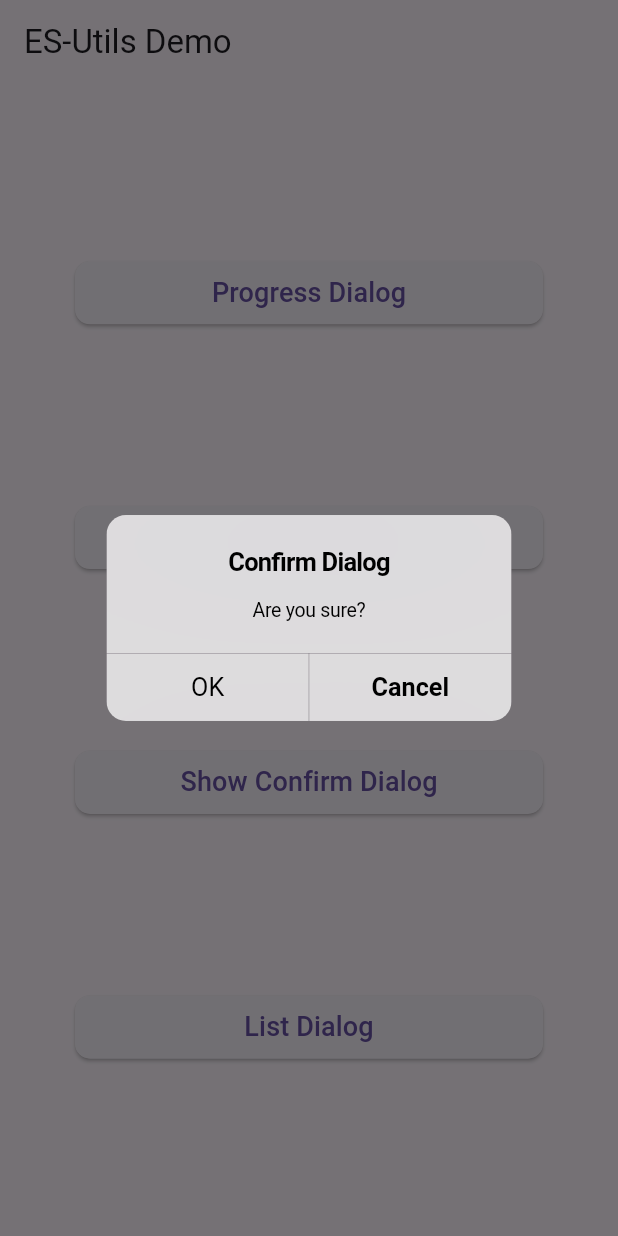
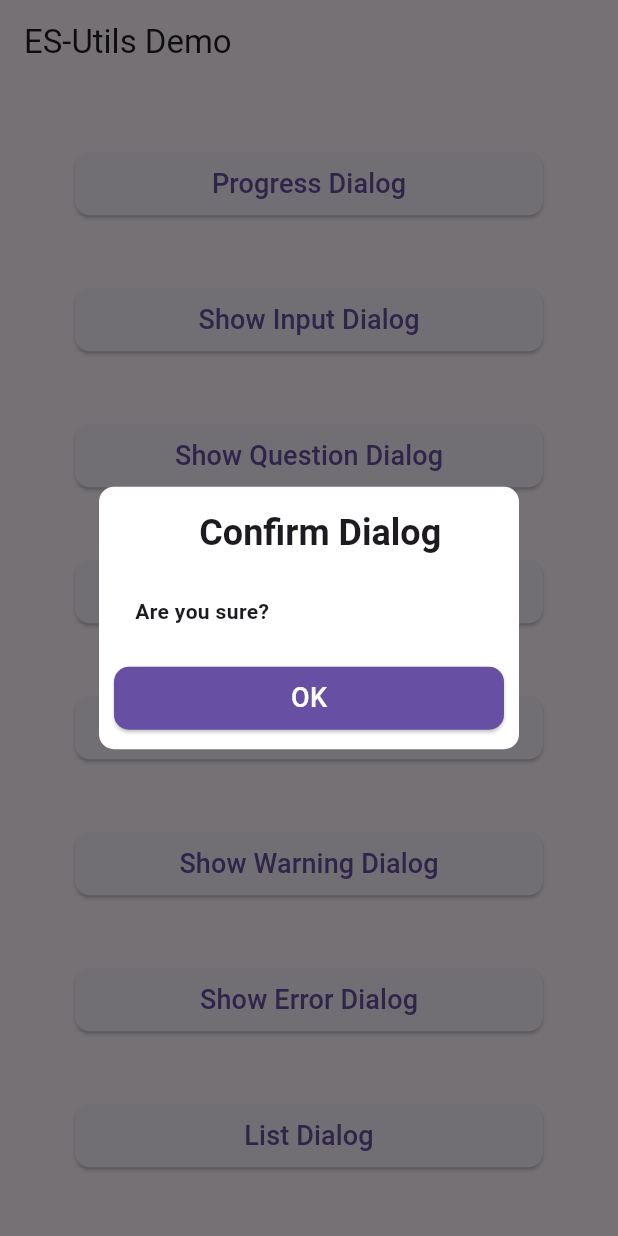
Before and after one commit to ajumalp/flutter_es_utils, a Flutter app: the screen it shows after launch, after a tap on "Show Confirm Dialog", on a phone screen of 412 x 824 dp. Run offline on Flutter 3.47's test engine with Material 3 defaults, Android fonts, the phone set to English and light mode, and no system bars.

Commit message:
UI enhancements

```diff
--- a/example/lib/main.dart
+++ b/example/lib/main.dart
@@ -29,7 +29,7 @@ class MyHomePage extends StatelessWidget {
 
   @override
   Widget build(BuildContext context) {
-    final List<bool> varList = [false, false, true, true, false];
+    final List<bool> varList = [false, false, true, true, false, false];
     return Scaffold(
       appBar: AppBar(
         title: const Text('ES-Utils Demo'),
@@ -74,13 +74,45 @@ class MyHomePage extends StatelessWidget {
                 ),
               ),
               ESButton(
+                'Show Question Dialog',
+                onPressed: () => ESMessage.showQuestionMessage(
+                  context: context,
+                  title: 'Question Dialog',
+                  message: 'Are you sure?',
+                ),
+              ),
+              ESButton(
                 'Show Confirm Dialog',
                 onPressed: () => ESMessage.showConfirmDialog(
                   context: context,
                   title: 'Confirm Dialog',
                   message: 'Are you sure?',
-                  buttonLeft: 'OK',
-                  buttonRight: 'Cancel',
+                  primaryButton: 'OK',
+                  // buttonRight: 'Cancel',
+                ),
+              ),
+              ESButton(
+                'Show Info Dialog',
+                onPressed: () => ESMessage.showInfoMessage(
+                  context,
+                  title: 'Info Dialog',
+                  message: 'Are you sure?',
+                ),
+              ),
+              ESButton(
+                'Show Warning Dialog',
+                onPressed: () => ESMessage.showWarningMessage(
+                  context,
+                  title: 'Warning Dialog',
+                  message: 'Are you sure?',
+                ),
+              ),
+              ESButton(
+                'Show Error Dialog',
+                onPressed: () => ESMessage.showErrorMessage(
+                  context,
+                  title: 'Error Dialog',
+                  message: 'Are you sure?',
                 ),
               ),
               ESButton(
@@ -91,7 +123,7 @@ class MyHomePage extends StatelessWidget {
                   selectedValue: 20,
                   title: 'Row Count',
                   multiSelectValues: varList,
-                  options: const [10, 20, 30, 50, 100],
+                  options: const [10, 20, 30, 50, 100, 120],
                 ),
               ),
             ],
--- a/lib/es_messages.dart
+++ b/lib/es_messages.dart
@@ -80,16 +80,19 @@ class ESMessage {
     required final BuildContext context,
     required final List options,
     final String title = '',
+    final String? subTitle,
     final String prefixText = '',
     final String suffixText = '',
+    final selectedValue,
+    Color? primaryColor,
     final Function(int, dynamic)? onSelection,
-    final selectedValue,
     final List<bool> multiSelectValues = const [],
     final String okBtnText = 'Submit',
     final Function(List<bool>)? onSubmit,
     bool barrierDismissible = true,
     BoxConstraints constraints = const BoxConstraints(maxWidth: 850, maxHeight: 750),
   }) {
+    primaryColor = primaryColor ?? Theme.of(context).primaryColor;
     final bool multiSelect = multiSelectValues.length == options.length;
 
     return showDialog(
@@ -99,10 +102,15 @@ class ESMessage {
         return StatefulBuilder(
           builder: (context, setState) {
             return AlertDialog(
-              contentPadding: const EdgeInsets.all(6.0),
+              contentPadding: const EdgeInsets.all(0),
+              titlePadding: const EdgeInsets.only(top: 15, left: 15, bottom: 0),
+              actionsPadding: const EdgeInsets.only(top: 0, left: 10, right: 10, bottom: 10),
+              shape: RoundedRectangleBorder(borderRadius: BorderRadius.circular(10)),
               title: title == '' ? null : Text(title, style: const TextStyle(fontWeight: FontWeight.bold)),
               content: Container(
                 width: 300,
+                decoration: BoxDecoration(border: Border.all(color: Colors.blueGrey[100] ?? Colors.blueGrey)),
+                margin: multiSelect ? const EdgeInsets.symmetric(vertical: 10) : const EdgeInsets.only(top: 10),
                 constraints: constraints,
                 child: ListView.builder(
                   shrinkWrap: true,
@@ -110,9 +118,11 @@ class ESMessage {
                   itemBuilder: (BuildContext context, int index) {
                     final String soption = '$prefixText ${options[index].toString()} $suffixText'.trim();
                     return ListTile(
+                      tileColor: index % 2 == 0 ? null : primaryColor?.withOpacity(0.05),
                       leading: () {
                         if (multiSelect) {
                           return Checkbox(
+                            activeColor: primaryColor,
                             value: multiSelectValues[index],
                             onChanged: (value) {
                               multiSelectValues[index] = value ?? false;
@@ -132,6 +142,9 @@ class ESMessage {
                       onTap: () {
                         if (onSelection != null) {
                           onSelection(index, options[index]);
+                        } else if (multiSelect) {
+                          multiSelectValues[index] = !multiSelectValues[index];
+                          setState(() {});
                         }
                       },
                     );
@@ -141,12 +154,11 @@ class ESMessage {
               actions: () {
                 if (!multiSelect) return null;
                 return [
-                  TextButton(
-                    onPressed: Navigator.of(context).pop,
-                    child: const Text('CANCEL'),
-                  ),
-                  TextButton(
-                    child: Text(okBtnText),
+                  ESButton('CANCEL', buttonColor: primaryColor, textColor: Colors.white, onPressed: Navigator.of(context).pop, width: 150),
+                  ESButton(
+                    okBtnText,
+                    width: 150,
+                    textColor: primaryColor,
                     onPressed: () {
                       Navigator.of(context).pop();
                       if (onSubmit != null) onSubmit(multiSelectValues);
@@ -267,6 +279,29 @@ class ESMessage {
   }
 
   /// Shwos a dialog with single button. Default title will be 'Error'.
+  static showWarningMessage(
+    BuildContext context, {
+    String title = 'Warning',
+    String? message,
+    bool barrierDismissible = true,
+    Function()? onPressed,
+  }) {
+    return showConfirmDialog(
+      context: context,
+      title: title,
+      message: message,
+      primaryButton: 'OK',
+      iconColor: Colors.amber,
+      primaryButtonColor: Colors.amber,
+      iconData: Icons.warning_amber,
+      barrierDismissible: barrierDismissible,
+      onPressed: (aBtnIndex) {
+        if (onPressed != null) return onPressed();
+      },
+    );
+  }
+
+  /// Shwos a dialog with single button. Default title will be 'Error'.
   static showErrorMessage(
     BuildContext context, {
     String title = 'Error',
@@ -278,7 +313,10 @@ class ESMessage {
       context: context,
       title: title,
       message: message,
-      buttonLeft: 'OK',
+      primaryButton: 'OK',
+      iconColor: Colors.red,
+      primaryButtonColor: Colors.red,
+      iconData: Icons.report_outlined,
       barrierDismissible: barrierDismissible,
       onPressed: (aBtnIndex) {
         if (onPressed != null) return onPressed();
@@ -298,7 +336,10 @@ class ESMessage {
       context: context,
       title: title,
       message: message,
-      buttonLeft: 'OK',
+      primaryButton: 'OK',
+      iconData: Icons.info_outline,
+      iconColor: Colors.green,
+      primaryButtonColor: Colors.green,
       barrierDismissible: barrierDismissible,
       onPressed: (aBtnIndex) {
         if (onPressed != null) onPressed();
@@ -314,16 +355,22 @@ class ESMessage {
     final bool autoPop = true,
     final Function? onAccept,
     final Function? onReject,
+    final Color primaryButtonColor = Colors.red,
+    final Color secondaryButtonColor = Colors.green,
     final bool barrierDismissible = true,
   }) {
     return showConfirmDialog(
       context: context,
-      buttonLeft: 'No',
-      buttonRight: 'Yes',
+      primaryButton: 'No',
+      secondaryButton: 'Yes',
       title: title,
       message: message,
       content: content,
       autoPop: autoPop,
+      primaryButtonColor: primaryButtonColor,
+      secondaryButtonColor: secondaryButtonColor,
+      iconData: Icons.live_help_outlined,
+      iconColor: primaryButtonColor,
       onPressed: (index) {
         if (index == 1 && onAccept != null) {
           onAccept();
@@ -344,10 +391,10 @@ class ESMessage {
   /// [content] can be used to override [message].
   /// If [content] is set, [message] won't be used
   ///
-  /// [buttonLeft] this is the primary button. This cannot be null.
+  /// [primaryButton] this is the primary button. This cannot be null.
   /// If you have multiple buttons, then this will be displayed on left side
   ///
-  /// [buttonRight] an optional button to be displayed on right side
+  /// [secondaryButton] an optional button to be displayed on right side
   ///
   /// [autoPop] default to true. If false, `Navigator.pop(context)` won't be called
   ///
@@ -358,12 +405,19 @@ class ESMessage {
     final String? title,
     final String? message,
     final Widget? content,
-    required final String buttonLeft,
-    final String? buttonRight,
+    Color? primaryColor,
+    required final String primaryButton,
+    final Color? primaryButtonColor,
+    final String? secondaryButton,
+    final Color? secondaryButtonColor,
     final bool autoPop = true,
+    final IconData? iconData,
+    final Color? iconColor,
     final Function(int)? onPressed,
     final bool barrierDismissible = true,
   }) {
+    primaryColor = primaryColor ?? Theme.of(context).primaryColor;
+
     return showDialog(
       context: context,
       useRootNavigator: false,
@@ -379,34 +433,46 @@ class ESMessage {
             if (onPressed != null) onPressed(1);
           }
         },
-        child: CupertinoAlertDialog(
+        child: AlertDialog(
+          backgroundColor: Colors.white,
+          iconPadding: iconData == null ? null : const EdgeInsets.only(top: 15),
+          icon: iconData == null ? null : Icon(iconData, color: iconColor ?? primaryColor, size: 60),
+          titlePadding: const EdgeInsets.only(top: 15, left: 15, bottom: 0),
+          actionsPadding: const EdgeInsets.only(top: 0, left: 10, right: 10, bottom: 10),
+          shape: RoundedRectangleBorder(borderRadius: BorderRadius.circular(10)),
           title: Column(
             children: <Widget>[
-              Text(title ?? ''),
+              Text(title ?? '', style: const TextStyle(fontWeight: FontWeight.bold)),
               const SizedBox(height: 10),
             ],
           ),
-          content: content ?? Text(message ?? ''),
+          content: content ?? Text(message ?? '', style: const TextStyle(fontWeight: FontWeight.bold)),
           actions: [
             Tooltip(
               message: '[Esc]',
-              child: CupertinoDialogAction(
+              child: ESButton(
+                primaryButton,
+                width: secondaryButton == null ? double.infinity : 130,
+                textColor: Colors.white,
+                buttonColor: primaryButtonColor ?? primaryColor,
                 onPressed: () {
                   if (autoPop) Navigator.pop(context);
                   if (onPressed != null) onPressed(0);
                 },
-                child: Text(buttonLeft, style: TextStyle(color: ESTheme.textColor(context))),
               ),
             ),
-            if (buttonRight != null)
+            if (secondaryButton != null)
               Tooltip(
                 message: '[Press Enter]',
-                child: CupertinoDialogAction(
+                child: ESButton(
+                  secondaryButton,
+                  width: 130,
+                  textColor: Colors.white,
+                  buttonColor: secondaryButtonColor ?? primaryColor,
                   onPressed: () {
                     if (autoPop) Navigator.pop(context);
                     if (onPressed != null) onPressed(1);
                   },
-                  child: Text(buttonRight, style: TextStyle(fontWeight: FontWeight.w600, color: ESTheme.textColor(context))),
                 ),
               ),
           ],
--- a/lib/es_widgets.dart
+++ b/lib/es_widgets.dart
@@ -57,6 +57,7 @@ abstract class ESPlatform {
 
 class ESButton extends StatelessWidget {
   final String caption;
+  final Color? textColor;
   final Color? buttonColor;
 
   /// [onPressed] is the event triggerd when button is pressed/clicked
@@ -75,6 +76,7 @@ class ESButton extends StatelessWidget {
   const ESButton(
     this.caption, {
     Key? key,
+    this.textColor,
     this.buttonColor,
     required this.onPressed,
     this.width = double.infinity,
@@ -91,11 +93,11 @@ class ESButton extends StatelessWidget {
           backgroundColor: buttonColor,
           padding: EdgeInsets.symmetric(
             horizontal: 30,
-            vertical: (varPlatform == TargetPlatform.android || varPlatform == TargetPlatform.iOS) ? 8 : 18,
+            vertical: (varPlatform == TargetPlatform.android || varPlatform == TargetPlatform.iOS) ? 8 : 15,
           ),
           shape: RoundedRectangleBorder(borderRadius: BorderRadius.circular(10)),
         ),
-        child: Text(caption, style: const TextStyle(fontSize: 18)),
+        child: Text(caption, style: TextStyle(fontSize: 18, color: textColor)),
         onPressed: () => onPressed(),
       ),
     );
```
Also changed, not shown: example/pubspec.lock, pubspec.lock.
